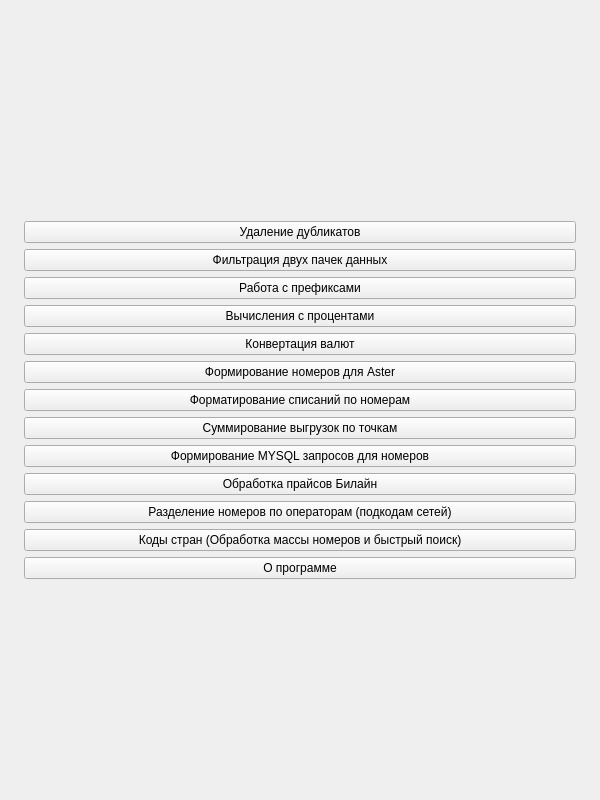
The window that interface.ui (app8ook/SimpleScripts) describes before a commit, drawn with Qt 5.
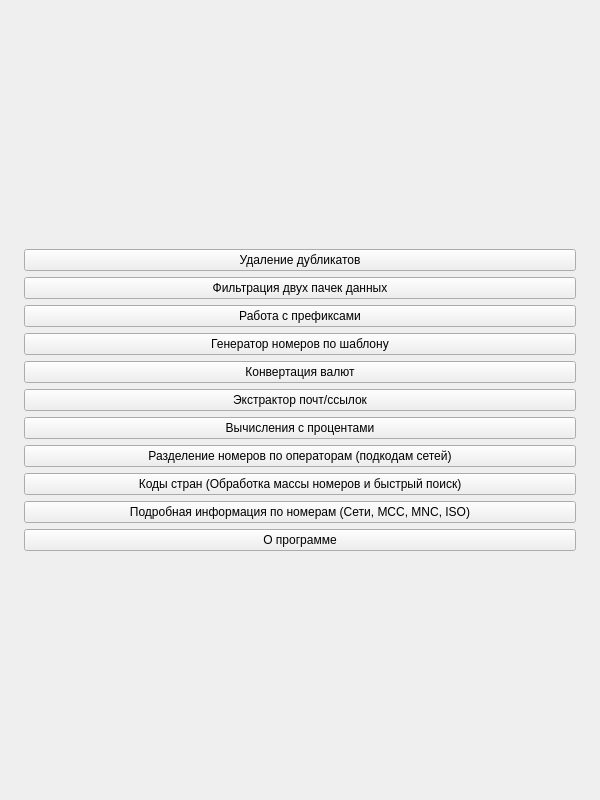
The same window after the commit. Icons and pictures are not drawn.

```diff
--- a/interface.ui
+++ b/interface.ui
@@ -68,29 +68,11 @@
           </widget>
 
          </item>
-         <item>
 
-          <widget class="QPushButton" name="pushButton_12">
-           <property name="text">
-            <string>Вычисления с процентами</string>
-           </property>
-          </widget>
-
-         </item>
          <item>
-
-          <widget class="QPushButton" name="pushButton_13">
-           <property name="text">
-            <string>Конвертация валют</string>
-           </property>
-          </widget>
-
-         </item>
-         <item>
-
           <widget class="QPushButton" name="pushButton_4">
            <property name="text">
-            <string>Формирование номеров для Aster</string>
+            <string>Генератор номеров по шаблону</string>
            </property>
           </widget>
 
@@ -99,25 +81,17 @@
 
           <widget class="QPushButton" name="pushButton_5">
            <property name="text">
-            <string>Форматирование списаний по номерам</string>
+            <string>Конвертация валют</string>
            </property>
           </widget>
 
          </item>
-         <item>
 
-          <widget class="QPushButton" name="pushButton_11">
-           <property name="text">
-            <string>Суммирование выгрузок по точкам</string>
-           </property>
-          </widget>
-
-         </item>
          <item>
 
           <widget class="QPushButton" name="pushButton_6">
            <property name="text">
-            <string>Формирование MYSQL запросов для номеров</string>
+            <string>Экстрактор почт/ссылок</string>
            </property>
           </widget>
 
@@ -126,7 +100,7 @@
 
           <widget class="QPushButton" name="pushButton_7">
            <property name="text">
-            <string>Обработка прайсов Билайн</string>
+            <string>Вычисления с процентами</string>
            </property>
           </widget>
 
@@ -140,19 +114,27 @@
           </widget>
 
          </item>
-         <item>
 
-          <widget class="QPushButton" name="pushButton_10">
-           <property name="text">
-            <string>Коды стран (Обработка массы номеров и быстрый поиск)</string>
-           </property>
-          </widget>
-
-         </item>
          <item>
 
           <widget class="QPushButton" name="pushButton_9">
            <property name="text">
+            <string>Коды стран (Обработка массы номеров и быстрый поиск)</string>
+           </property>
+          </widget>
+         </item>
+
+         <item>
+          <widget class="QPushButton" name="pushButton_10">
+           <property name="text">
+            <string>Подробная информация по номерам (Сети, MCC, MNC, ISO)</string>
+           </property>
+          </widget>
+         </item>
+
+         <item>
+          <widget class="QPushButton" name="pushButton_20">
+           <property name="text">
             <string>О программе</string>
            </property>
           </widget>
```
Left out of the diff: 24 changed lines with no effect on the pictures.
